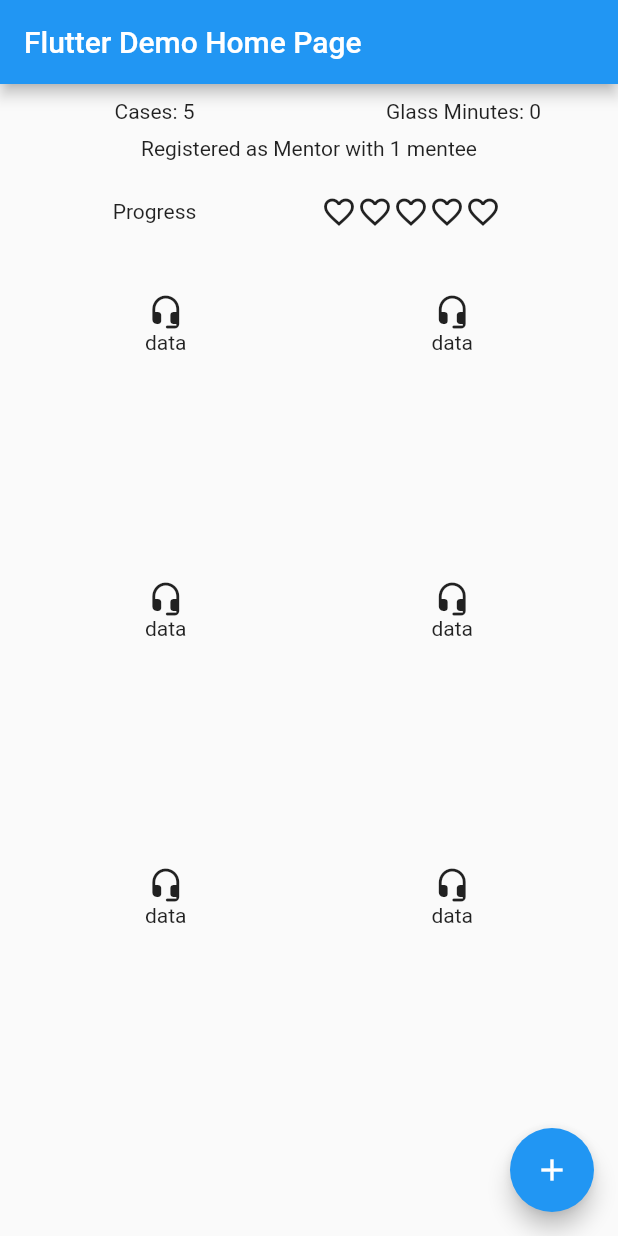
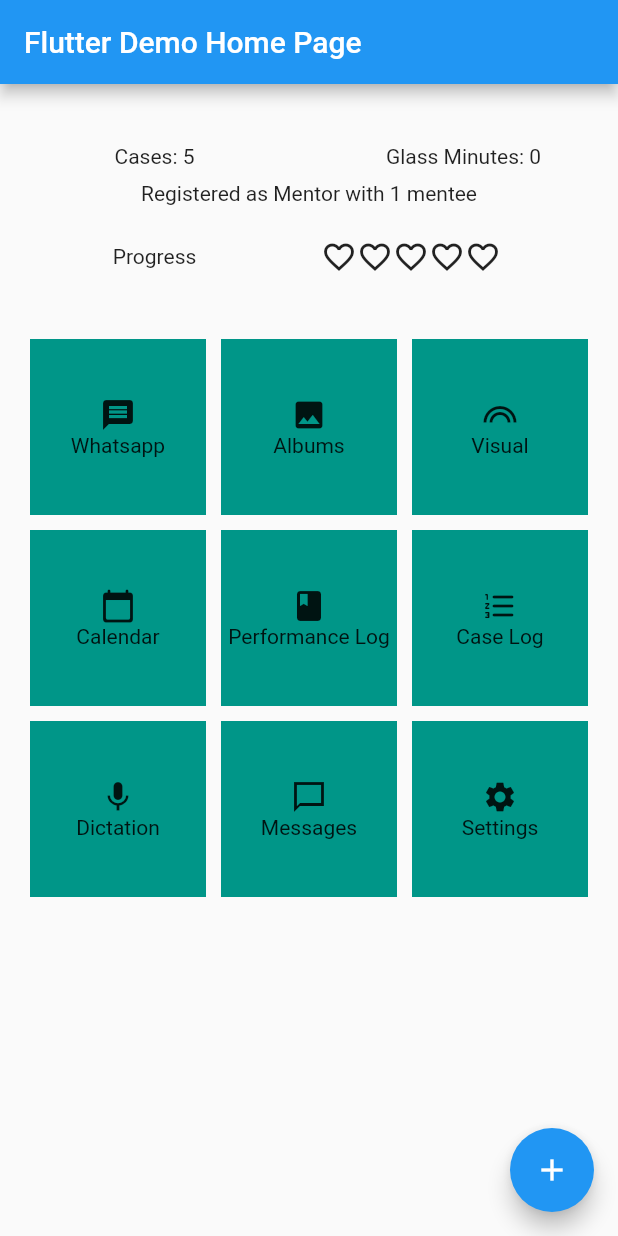
Before and after one commit to rhausman/pocket-doc, a Flutter app: the screen it shows after launch, on a phone screen of 412 x 824 dp. Run offline on Flutter 3.47's test engine with Material 2 defaults, Android fonts, the phone set to English and light mode, and no system bars.

Commit message:
Added settings button and changed Dashboard Layout

```diff
--- /dev/null
+++ b/lib/Components/Dashboard.dart
@@ -0,0 +1,148 @@
+import 'package:flutter/material.dart';
+
+// list of options: Icon [IconData], Text/label [String]
+var optionsList = [
+  [Icons.message, "Whatsapp"],
+  [Icons.image, "Albums"],
+  [Icons.looks, "Visual"],
+  [Icons.calendar_today_rounded, "Calendar"],
+  [Icons.book, "Performance Log"],
+  [Icons.format_list_numbered_rounded, "Case Log"],
+  [Icons.mic, "Dictation"],
+  [Icons.messenger_outline_sharp, "Messages"],
+  [Icons.settings, "Settings"]
+];
+
+class Dashboard extends StatefulWidget {
+  Dashboard({Key key, this.title}) : super(key: key);
+
+  // This widget is the home page of your application. It is stateful, meaning
+  // that it has a State object (defined below) that contains fields that affect
+  // how it looks.
+
+  // This class is the configuration for the state. It holds the values (in this
+  // case the title) provided by the parent (in this case the App widget) and
+  // used by the build method of the State. Fields in a Widget subclass are
+  // always marked "final".
+
+  final String title;
+
+  @override
+  _DashboardState createState() => _DashboardState();
+}
+
+class _DashboardState extends State<Dashboard> {
+  int _counter = 0;
+
+  void _incrementCounter() {
+    setState(() {
+      // This call to setState tells the Flutter framework that something has
+      // changed in this State, which causes it to rerun the build method below
+      // so that the display can reflect the updated values. If we changed
+      // _counter without calling setState(), then the build method would not be
+      // called again, and so nothing would appear to happen.
+      _counter++;
+    });
+  }
+
+  Widget DashboardStats() {
+    return Center(
+      child: Column(
+        mainAxisAlignment: MainAxisAlignment.spaceBetween,
+        children: [
+          Row(
+            children: [
+              Expanded(
+                child: Text('Cases: 5', textAlign: TextAlign.center),
+              ),
+              Expanded(
+                child: Text('Glass Minutes: 0', textAlign: TextAlign.center),
+              ),
+            ],
+          ),
+          Row(children: [
+            Expanded(
+              child: Text('Registered as Mentor with 1 mentee',
+                  textAlign: TextAlign.center),
+            )
+          ]),
+          Row(children: [
+            Expanded(child: Text('Progress', textAlign: TextAlign.center)),
+            Expanded(
+                child: SizedBox(
+                    height: 50.0,
+                    child: ListView(
+                        scrollDirection: Axis.horizontal,
+                        padding: const EdgeInsets.all(8),
+                        children: List.generate(
+                            5,
+                            (int index) => Icon(index < _counter
+                                ? Icons.favorite
+                                : Icons.favorite_border),
+                            growable: true))))
+          ])
+        ],
+      ),
+    );
+  }
+
+  Widget OptionMenu() {
+    List<Widget> lst = optionsList.asMap().entries.map((entry) {
+      //int ix = entry.key;
+      IconData iconData = entry.value[0];
+      String label = entry.value[1];
+      return Container(
+          color: Colors.teal,
+          child: Center(
+              child: Column(
+                  mainAxisSize: MainAxisSize.min,
+                  children: [Icon(iconData), Text(label)])));
+    }).toList();
+    return GridView.count(
+        primary: false,
+        crossAxisCount: 3,
+        padding: const EdgeInsets.all(20),
+        crossAxisSpacing: 10,
+        mainAxisSpacing: 10,
+        children: lst);
+  }
+
+  @override
+  Widget build(BuildContext context) {
+    // This method is rerun every time setState is called, for instance as done
+    // by the _incrementCounter method above.
+    //
+    // The Flutter framework has been optimized to make rerunning build methods
+    // fast, so that you can just rebuild anything that needs updating rather
+    // than having to individually change instances of widgets.
+    return Scaffold(
+      appBar: AppBar(
+        // Here we take the value from the Dashboard object that was created by
+        // the App.build method, and use it to set our appbar title.
+        title: Text(widget.title),
+      ),
+      body: Center(
+          // Center is a layout widget. It takes a single child and positions it
+          // in the middle of the parent.
+          //OptionMenu()
+          child: Column(
+              mainAxisAlignment: MainAxisAlignment.spaceBetween,
+              children: <Widget>[
+            Padding(
+              padding: const EdgeInsets.all(20.0),
+            ),
+            SizedBox(height: 100, child: DashboardStats()),
+            Padding(
+              padding: const EdgeInsets.all(5.0),
+            ),
+            Flexible(child: OptionMenu())
+          ])),
+
+      floatingActionButton: FloatingActionButton(
+        onPressed: _incrementCounter,
+        tooltip: 'Increment',
+        child: Icon(Icons.add),
+      ), // This trailing comma makes auto-formatting nicer for build methods.
+    );
+  }
+}
--- a/lib/main.dart
+++ b/lib/main.dart
@@ -1,4 +1,5 @@
 import 'package:flutter/material.dart';
+import 'Components/Dashboard.dart';
 
 void main() {
   runApp(MyApp());
@@ -22,134 +23,7 @@ class MyApp extends StatelessWidget {
         // is not restarted.
         primarySwatch: Colors.blue,
       ),
-      home: MyHomePage(title: 'Flutter Demo Home Page'),
+      home: Dashboard(title: 'Flutter Demo Home Page'),
     );
   }
 }
-
-class MyHomePage extends StatefulWidget {
-  MyHomePage({Key key, this.title}) : super(key: key);
-
-  // This widget is the home page of your application. It is stateful, meaning
-  // that it has a State object (defined below) that contains fields that affect
-  // how it looks.
-
-  // This class is the configuration for the state. It holds the values (in this
-  // case the title) provided by the parent (in this case the App widget) and
-  // used by the build method of the State. Fields in a Widget subclass are
-  // always marked "final".
-
-  final String title;
-
-  @override
-  _MyHomePageState createState() => _MyHomePageState();
-}
-
-class _MyHomePageState extends State<MyHomePage> {
-  int _counter = 0;
-
-  void _incrementCounter() {
-    setState(() {
-      // This call to setState tells the Flutter framework that something has
-      // changed in this State, which causes it to rerun the build method below
-      // so that the display can reflect the updated values. If we changed
-      // _counter without calling setState(), then the build method would not be
-      // called again, and so nothing would appear to happen.
-      _counter++;
-    });
-  }
-
-  Widget DashboardStats() {
-    return Center(
-      child: Column(
-        mainAxisAlignment: MainAxisAlignment.spaceBetween,
-        children: [
-          Row(
-            children: [
-              Expanded(
-                child: Text('Cases: 5', textAlign: TextAlign.center),
-              ),
-              Expanded(
-                child: Text('Glass Minutes: 0', textAlign: TextAlign.center),
-              ),
-            ],
-          ),
-          Row(children: [
-            Expanded(
-              child: Text('Registered as Mentor with 1 mentee',
-                  textAlign: TextAlign.center),
-            )
-          ]),
-          Row(children: [
-            Expanded(child: Text('Progress', textAlign: TextAlign.center)),
-            Expanded(
-                child: SizedBox(
-                    height: 50.0,
-                    child: ListView(
-                        scrollDirection: Axis.horizontal,
-                        padding: const EdgeInsets.all(8),
-                        children: List.generate(
-                            5,
-                            (int index) => Icon(index < _counter
-                                ? Icons.favorite
-                                : Icons.favorite_border),
-                            growable: true))))
-          ])
-        ],
-      ),
-    );
-  }
-
-  Widget OptionMenu() {
-    return GridView.count(
-        primary: false,
-        crossAxisCount: 2,
-        padding: const EdgeInsets.all(20),
-        crossAxisSpacing: 10,
-        mainAxisSpacing: 10,
-        children: List.generate(6, (index) {
-          return Center(
-              child: Column(
-                  children: [Icon((Icons.headset_mic_rounded)), Text("data")]));
-        }));
-  }
-
-  @override
-  Widget build(BuildContext context) {
-    // This method is rerun every time setState is called, for instance as done
-    // by the _incrementCounter method above.
-    //
-    // The Flutter framework has been optimized to make rerunning build methods
-    // fast, so that you can just rebuild anything that needs updating rather
-    // than having to individually change instances of widgets.
-    return Scaffold(
-      appBar: AppBar(
-        // Here we take the value from the MyHomePage object that was created by
-        // the App.build method, and use it to set our appbar title.
-        title: Text(widget.title),
-      ),
-      body: Center(
-          // Center is a layout widget. It takes a single child and positions it
-          // in the middle of the parent.
-          //OptionMenu()
-          child: Column(
-              mainAxisAlignment: MainAxisAlignment.spaceBetween,
-              children: <Widget>[
-            Padding(
-              padding: const EdgeInsets.all(5.0),
-            ),
-            SizedBox(height: 100, child: DashboardStats()),
-            Padding(
-              padding: const EdgeInsets.all(5.0),
-            ),
-            Flexible(child: OptionMenu())
-          ])),
-
-      floatingActionButton: FloatingActionButton(
-        onPressed: _incrementCounter,
-        tooltip: 'Increment',
-        child: Icon(Icons.add),
-      ), // This trailing comma makes auto-formatting nicer for build methods.
-    );
-  }
-}
```
